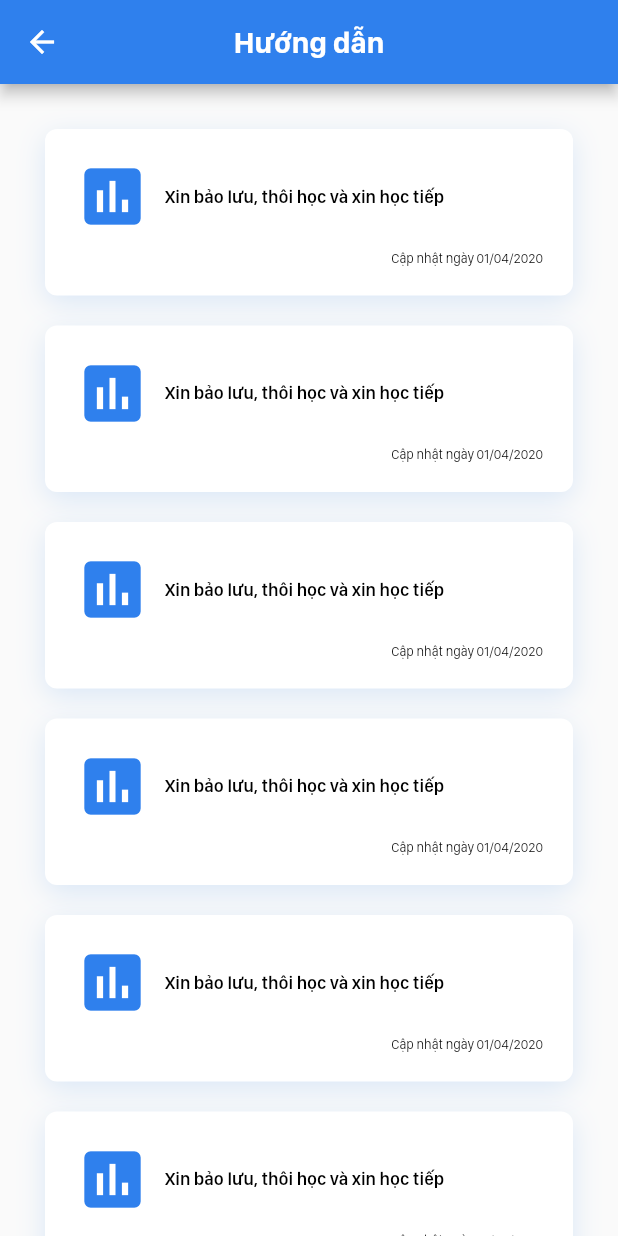
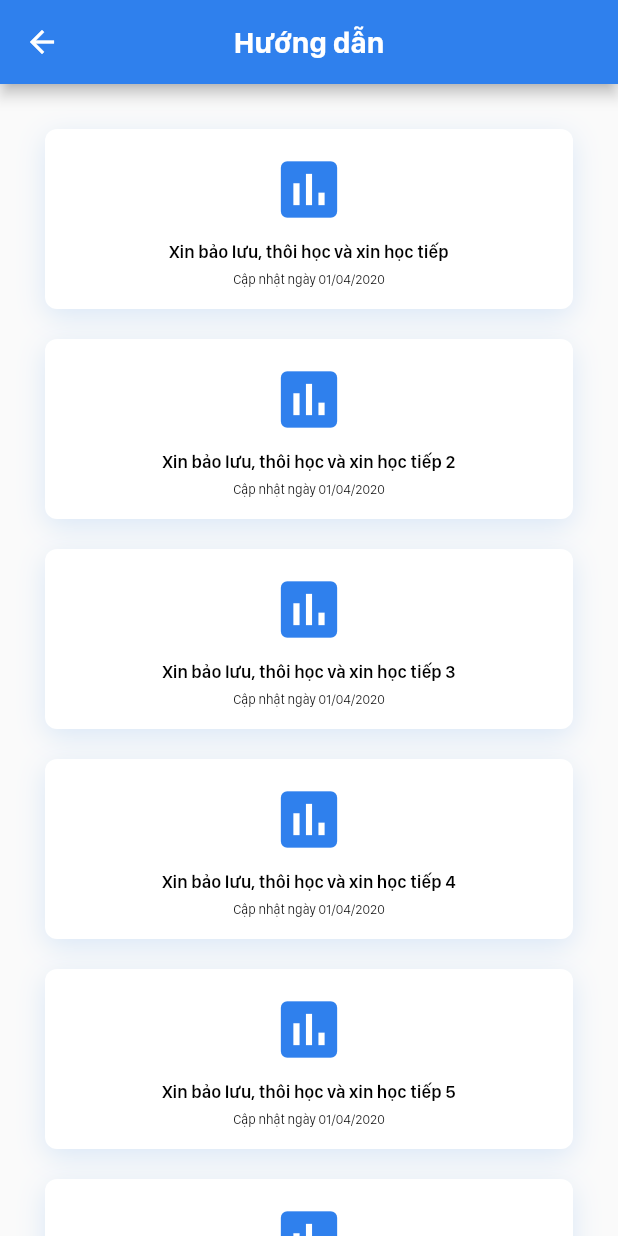
Before and after one commit to baoloc008/ckcstudent, a Flutter app: the GuidePage screen opened directly, on a phone screen of 412 x 824 dp. Run offline on Flutter 3.47's test engine with Material 2 defaults, Android fonts, the phone set to English and light mode, and no system bars; our stand-ins replace cached_network_image, carousel_slider, cloud_firestore, firebase_crashlytics, photo_view; missing offline and left inert: flutter_inappwebview; accounts and stored records are empty.

Commit message:
add guide detail page

```diff
--- a/lib/app.dart
+++ b/lib/app.dart
@@ -1,4 +1,5 @@
 import 'package:ckcstudent/bottom_navigator.dart';
+import 'package:ckcstudent/guide_detail_page/guide.dart';
 import 'package:ckcstudent/themes/color.dart';
 import 'package:flutter/material.dart';
 import 'package:flutter/services.dart';
--- a/lib/guide_page/widgets/guide_list/guide_item.dart
+++ b/lib/guide_page/widgets/guide_list/guide_item.dart
@@ -1,11 +1,27 @@
+import 'package:ckcstudent/guide_detail_page/guide.dart';
 import 'package:ckcstudent/widgets/box_shadow.dart';
 import 'package:flutter/material.dart';
 
-class GuideItem2 extends StatelessWidget {
+class GuideItem extends StatelessWidget {
+  final String content;
+  final String date;
+  final String guideType;
+
+  GuideItem({this.content, this.date, this.guideType});
+
   @override
   Widget build(BuildContext context) {
-    return Container(
-      padding: EdgeInsets.all(20),
+    return GestureDetector(
+      onTap: () => Navigator.push(
+        context,
+        MaterialPageRoute(
+          builder: (context) => GuideDetailPage(
+            guideType: guideType,
+          ),
+        ),
+      ),
+      child: Container(
+        padding: EdgeInsets.all(15),
         decoration: BoxDecoration(
           color: Colors.white,
           boxShadow: [BlueBoxShadow],
@@ -17,14 +33,14 @@ class GuideItem2 extends StatelessWidget {
             Column(
               children: <Widget>[
                 Icon(
-                Icons.add_alert,
+                  Icons.assessment,
                   color: Theme.of(context).primaryColor,
                   size: 50,
                 ),
-              SizedBox(height: 15),
+                SizedBox(height: 10),
                 Text(
-                'Đóng học phí qua MOMO',
-                textAlign: TextAlign.center,
+                  content,
+                  textAlign: TextAlign.justify,
                   style: TextStyle(
                     color: Colors.black,
                     fontFamily: 'SFCompactDisplay-Semibold',
@@ -33,25 +49,33 @@ class GuideItem2 extends StatelessWidget {
                 ),
               ],
             ),
+            SizedBox(height: 5),
+            Row(
+              mainAxisAlignment: MainAxisAlignment.center,
+              children: <Widget>[
                 Text(
-            'Cập nhật ngày 01/04/2020',
+                  date,
                   textAlign: TextAlign.center,
                   style: TextStyle(
                     color: Colors.black,
                     fontFamily: 'SFCompactDisplay-Regular',
                     fontSize: 9,
                   ),
+                ),
+              ],
             )
           ],
+        ),
       ),
     );
   }
 }
 
-class GuideItem extends StatelessWidget {
+class GuideItem2 extends StatelessWidget {
   @override
   Widget build(BuildContext context) {
-    return Container(
+    return GestureDetector(
+      child: Container(
         padding: EdgeInsets.all(20),
         decoration: BoxDecoration(
           color: Colors.white,
@@ -98,6 +122,7 @@ class GuideItem extends StatelessWidget {
             )
           ],
         ),
+      ),
     );
   }
 }
--- a/lib/guide_page/widgets/guide_list/guide_list.dart
+++ b/lib/guide_page/widgets/guide_list/guide_list.dart
@@ -1,17 +1,68 @@
 import 'package:flutter/material.dart';
 
 import 'guide_item.dart';
+
+var guideList = [
+  {
+    'content':  'Xin bảo lưu, thôi học và xin học tiếp',
+    'date': 'Cập nhật ngày 01/04/2020',
+    'guideType': '1'
+  },
+  {
+    'content':  'Xin bảo lưu, thôi học và xin học tiếp 2',
+    'date': 'Cập nhật ngày 01/04/2020',
+    'guideType': '2'
+  },
+  {
+    'content':  'Xin bảo lưu, thôi học và xin học tiếp 3',
+    'date': 'Cập nhật ngày 01/04/2020',
+    'guideType': '3'
+  },
+  {
+    'content':  'Xin bảo lưu, thôi học và xin học tiếp 4',
+    'date': 'Cập nhật ngày 01/04/2020',
+    'guideType': '4'
+  },
+  {
+    'content':  'Xin bảo lưu, thôi học và xin học tiếp 5',
+    'date': 'Cập nhật ngày 01/04/2020',
+    'guideType': '5'
+  },
+  {
+    'content':  'Xin bảo lưu, thôi học và xin học tiếp 6',
+    'date': 'Cập nhật ngày 01/04/2020',
+    'guideType': '6'
+  }
+];
 
 class GuideList extends StatelessWidget {
   @override
   Widget build(BuildContext context) {
     return ListView.separated(
       padding: EdgeInsets.all(30),
-      itemCount: 30,
-      itemBuilder: (context, index) => GuideItem(),
+      itemCount: guideList.length,
+      itemBuilder: (context, index) => GuideItem(
+        content: guideList[index]["content"],
+        date: guideList[index]["date"],
+        guideType: guideList[index]["guideType"],
+      ),
       separatorBuilder: (BuildContext context, int index) => SizedBox(
         height: 20,
       ),
     );
   }
 }
+
+
+//GuideItem(
+//content: 'Xin bảo lưu, thôi học và xin học tiếp',
+//date: 'Cập nhật ngày 01/04/2020',
+//),
+//GuideItem(
+//content: 'Xin bảo lưu, thôi học và xin học tiếp 2',
+//date: 'Cập nhật ngày 01/04/2020',
+//),
+//GuideItem(
+//content: 'Xin bảo lưu, thôi học và xin học tiếp 3',
+//date: 'Cập nhật ngày 01/04/2020',
+//),
--- a/lib/home_page/widgets/top_banner/top_banner.dart
+++ b/lib/home_page/widgets/top_banner/top_banner.dart
@@ -23,9 +23,7 @@ class TopBanner extends StatelessWidget {
 
   @override
   Widget build(BuildContext context) {
-    return GestureDetector(
-      onTap: () => launchWebView(context),
-      child: Container(
+    return Container(
       margin: EdgeInsets.only(
         left: 30,
         top: 30,
@@ -42,6 +40,8 @@ class TopBanner extends StatelessWidget {
         borderRadius: BorderRadius.all(Radius.circular(8)),
         boxShadow: [BlueBoxShadow],
       ),
+      child: GestureDetector(
+        onTap: () => launchWebView(context),
         child: SizedBox(
           width: double.infinity,
           child: Column(
--- a/release-notes.txt
+++ b/release-notes.txt
@@ -1,3 +1,4 @@
 What's new:
 - Use server timestamp
 - Add error placeholder
+- Add GuideDetail screen
```
Also changed, not shown: lib/guide_detail_page/guide.dart (added, +86 -0 lines). Lines whose indentation alone changed are shown as unchanged.
